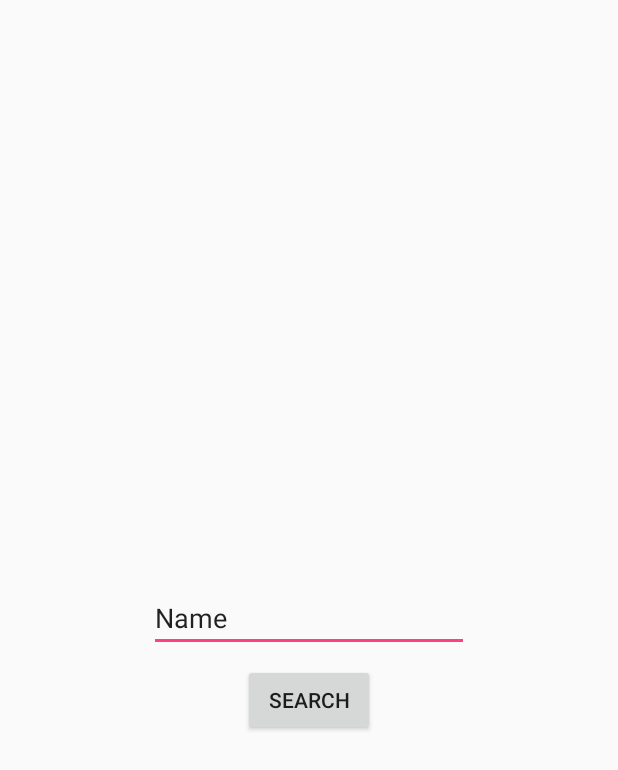
After one commit to crazyma/KKQuiz, an Android app: the layout fragment_search.xml on its own in the app's theme, with its tools: preview values and no code run, on a phone screen of 412 x 824 dp. The commit adds this screen. Shown: the top 770 px of the screen. Run offline under Robolectric (Android 15) with nearby library versions, the phone set to English and light mode, and no system bars.

Commit message:
feat: create SearchFragment

```diff
--- a/app/src/main/java/com/beibeilab/kkquiz/MainActivity.kt
+++ b/app/src/main/java/com/beibeilab/kkquiz/MainActivity.kt
@@ -15,7 +15,9 @@ class MainActivity : AppCompatActivity() {
         songList.add("4ql_l_98WUFosMGFiW")
 
         FragmentUtils.setupFragment(
-                this, PlayPageFragment.newInstance(songList), R.id.fragment_content
+                this,
+                SearchFragment.newInstance(),
+                R.id.fragment_content
         )
     }
 }
--- /dev/null
+++ b/app/src/main/java/com/beibeilab/kkquiz/SearchFragment.kt
@@ -0,0 +1,28 @@
+package com.beibeilab.kkquiz
+
+
+import android.os.Bundle
+import android.support.v4.app.Fragment
+import android.view.LayoutInflater
+import android.view.View
+import android.view.ViewGroup
+
+
+/**
+ * A simple [Fragment] subclass.
+ */
+class SearchFragment : Fragment() {
+
+    companion object {
+        fun newInstance(): SearchFragment {
+            return SearchFragment()
+        }
+    }
+
+    override fun onCreateView(inflater: LayoutInflater?, container: ViewGroup?,
+                              savedInstanceState: Bundle?): View? {
+        // Inflate the layout for this fragment
+        return inflater!!.inflate(R.layout.fragment_search, container, false)
+    }
+
+}// Required empty public constructor
--- /dev/null
+++ b/app/src/main/res/layout/fragment_search.xml
@@ -0,0 +1,35 @@
+<android.support.constraint.ConstraintLayout xmlns:android="http://schemas.android.com/apk/res/android"
+    xmlns:app="http://schemas.android.com/apk/res-auto"
+    xmlns:tools="http://schemas.android.com/tools"
+    android:layout_width="match_parent"
+    android:layout_height="match_parent"
+    tools:context="com.beibeilab.kkquiz.SearchFragment">
+
+    <EditText
+        android:id="@+id/editText"
+        android:layout_width="wrap_content"
+        android:layout_height="wrap_content"
+        android:layout_marginBottom="8dp"
+        android:layout_marginEnd="8dp"
+        android:layout_marginStart="8dp"
+        android:layout_marginTop="8dp"
+        android:ems="10"
+        android:inputType="textPersonName"
+        android:text="Name"
+        app:layout_constraintBottom_toBottomOf="parent"
+        app:layout_constraintEnd_toEndOf="parent"
+        app:layout_constraintStart_toStartOf="parent"
+        app:layout_constraintTop_toTopOf="parent" />
+
+    <Button
+        android:id="@+id/searchButton"
+        android:layout_width="wrap_content"
+        android:layout_height="wrap_content"
+        android:layout_marginEnd="8dp"
+        android:layout_marginStart="8dp"
+        android:layout_marginTop="8dp"
+        android:text="Search"
+        app:layout_constraintEnd_toEndOf="@+id/editText"
+        app:layout_constraintStart_toStartOf="@+id/editText"
+        app:layout_constraintTop_toBottomOf="@+id/editText" />
+</android.support.constraint.ConstraintLayout>
```
